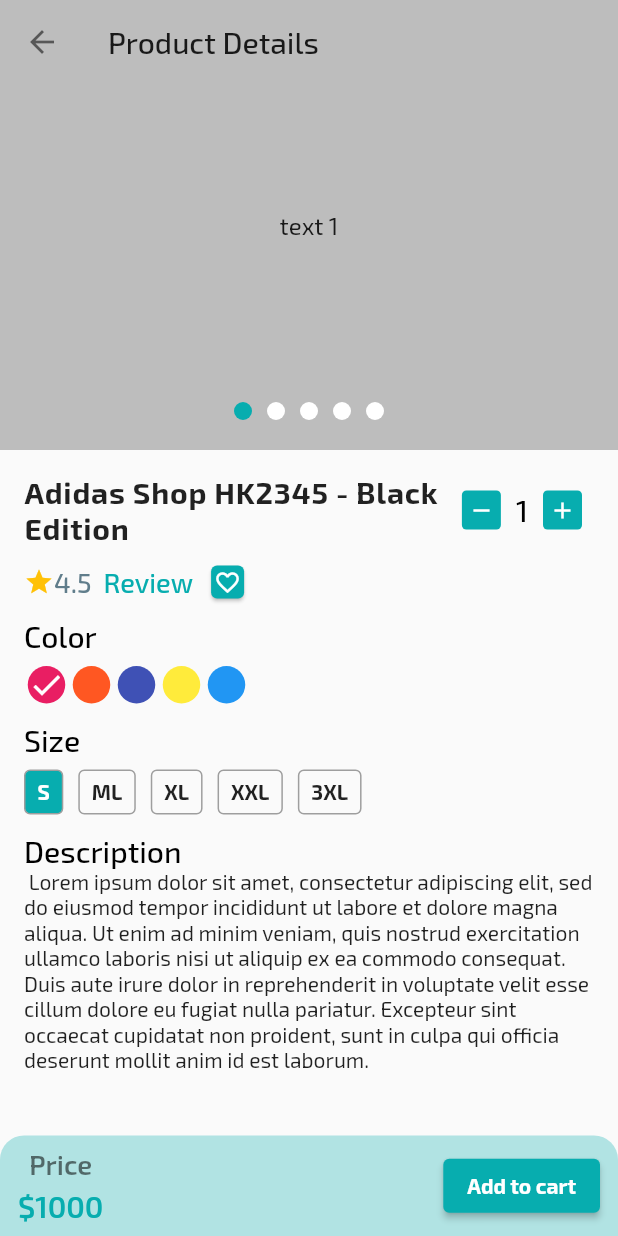
After one commit to faisal-fardin/ecommerce_app, a Flutter app: the ProductDetails screen opened directly, on a phone screen of 412 x 824 dp. The commit adds this screen. Run offline on Flutter 3.47's test engine with Material 2 defaults, Android fonts, the phone set to English and light mode, and no system bars; drawn by our look-alikes of carousel_slider; our stand-ins replace flutter_svg, get, google_fonts, pin_code_fields; network calls fail.

Commit message:
custom stepper and product details screen has been added

```diff
--- /dev/null
+++ b/lib/presentation/ui/screens/auth/product_details_screen.dart
@@ -0,0 +1,278 @@
+import 'package:flutter/material.dart';
+
+import '../../utility/app_color.dart';
+import '../../widgets/custom_stepper.dart';
+import '../../widgets/home/product_screen_slider.dart';
+
+class ProductDetails extends StatefulWidget {
+  const ProductDetails({super.key});
+
+  @override
+  State<ProductDetails> createState() => _ProductDetailsState();
+}
+
+class _ProductDetailsState extends State<ProductDetails> {
+  List<Color> colors = [
+    Colors.pink,
+    Colors.deepOrange,
+    Colors.indigo,
+    Colors.yellow,
+    Colors.blue,
+  ];
+
+  List<String> sizes = [
+    'S',
+    'M'
+        'L',
+    'XL',
+    'XXL',
+    '3XL',
+  ];
+
+  int _selectedColor = 0;
+  int _selectedSize = 0;
+
+  @override
+  Widget build(BuildContext context) {
+    return Scaffold(
+      body: SafeArea(
+        child: Column(
+          children: [
+            Stack(
+              children: [
+                const ProductScreenSlider(),
+                AppBar(
+                  title: const Text(
+                    'Product Details',
+                    style: TextStyle(color: Colors.black87, fontSize: 20),
+                  ),
+                  leading: const BackButton(
+                    color: Colors.black54,
+                  ),
+                  backgroundColor: Colors.transparent,
+                  elevation: 0,
+                ),
+              ],
+            ),
+            Expanded(
+              child: SingleChildScrollView(
+                child: Padding(
+                  padding: const EdgeInsets.all(16.0),
+                  child: Column(
+                    crossAxisAlignment: CrossAxisAlignment.start,
+                    children: [
+                      Row(
+                        children: [
+                          const Expanded(
+                              child: Text(
+                            'Adidas Shop HK2345 - Black Edition',
+                            style: TextStyle(
+                                fontSize: 20,
+                                fontWeight: FontWeight.w700,
+                                letterSpacing: 0.5),
+                          )),
+                          CustomStepper(
+                            lowerLimit: 1,
+                            upperLimit: 10,
+                            stepValue: 1,
+                            value: 1,
+                            onChange: (newValue) {
+                              print(newValue);
+                            },
+                          ),
+                        ],
+                      ),
+                      Row(
+                        children: [
+                          const Wrap(
+                            crossAxisAlignment: WrapCrossAlignment.center,
+                            children: [
+                              Icon(
+                                Icons.star,
+                                size: 20,
+                                color: Colors.amber,
+                              ),
+                              Text(
+                                '4.5',
+                                style: TextStyle(
+                                    overflow: TextOverflow.ellipsis,
+                                    fontSize: 18,
+                                    fontWeight: FontWeight.w500,
+                                    color: Colors.blueGrey),
+                              ),
+                            ],
+                          ),
+                          TextButton(
+                            onPressed: () {},
+                            child: Text(
+                              'Review',
+                              style: TextStyle(
+                                  fontSize: 18,
+                                  color: AppColor.primaryColor,
+                                  fontWeight: FontWeight.w500),
+                            ),
+                          ),
+                          Card(
+                            color: AppColor.primaryColor,
+                            child: const Padding(
+                              padding: EdgeInsets.all(2.0),
+                              child: Icon(
+                                Icons.favorite_border,
+                                size: 18,
+                                color: Colors.white,
+                              ),
+                            ),
+                          )
+                        ],
+                      ),
+                      const Text(
+                        'Color',
+                        style: TextStyle(
+                            color: Colors.black,
+                            fontSize: 20,
+                            fontWeight: FontWeight.w500),
+                      ),
+                      const SizedBox(
+                        height: 8,
+                      ),
+                      SizedBox(
+                        height: 25,
+                        child: ListView.builder(
+                          scrollDirection: Axis.horizontal,
+                          itemCount: colors.length,
+                          itemBuilder: (context, index) {
+                            return InkWell(
+                              borderRadius: BorderRadius.circular(20),
+                              onTap: () {
+                                _selectedColor = index;
+                                if (mounted) {
+                                  setState(() {});
+                                }
+                              },
+                              child: CircleAvatar(
+                                radius: 15,
+                                backgroundColor: colors[index],
+                                child: _selectedColor == index
+                                    ? const Icon(
+                                        Icons.done,
+                                        color: Colors.white,
+                                      )
+                                    : null,
+                              ),
+                            );
+                          },
+                        ),
+                      ),
+                      const SizedBox(
+                        height: 12,
+                      ),
+                      const Text(
+                        'Size',
+                        style: TextStyle(
+                            color: Colors.black,
+                            fontSize: 20,
+                            fontWeight: FontWeight.w500),
+                      ),
+                      const SizedBox(
+                        height: 8,
+                      ),
+                      SizedBox(
+                        height: 30,
+                        child: ListView.separated(
+                          scrollDirection: Axis.horizontal,
+                          itemCount: sizes.length,
+                          itemBuilder: (context, index) {
+                            return InkWell(
+                                borderRadius: BorderRadius.circular(20),
+                                onTap: () {
+                                  _selectedSize = index;
+                                  if (mounted) {
+                                    setState(() {});
+                                  }
+                                },
+                                child: Container(
+                                  padding:
+                                      const EdgeInsets.symmetric(horizontal: 8),
+                                  decoration: BoxDecoration(
+                                    border: Border.all(color: Colors.grey),
+                                    borderRadius: BorderRadius.circular(4),
+                                    color: _selectedSize == index
+                                        ? AppColor.primaryColor
+                                        : null,
+                                  ),
+                                  alignment: Alignment.center,
+                                  child: Text(
+                                    sizes[index],
+                                    style: TextStyle(
+                                        color: _selectedSize == index
+                                            ? Colors.white
+                                            : null,
+                                        fontWeight: FontWeight.w700),
+                                  ),
+                                ));
+                          },
+                          separatorBuilder: (BuildContext context, int index) {
+                            return const SizedBox(
+                              width: 10,
+                            );
+                          },
+                        ),
+                      ),
+                      const SizedBox(
+                        height: 12,
+                      ),
+                      const Text(
+                        'Description',
+                        style: TextStyle(
+                            color: Colors.black,
+                            fontSize: 20,
+                            fontWeight: FontWeight.w500),
+                      ),
+                      const Text(
+                          ''' Lorem ipsum dolor sit amet, consectetur adipiscing elit, sed do eiusmod tempor incididunt ut labore et dolore magna aliqua. Ut enim ad minim veniam, quis nostrud exercitation ullamco laboris nisi ut aliquip ex ea commodo consequat. Duis aute irure dolor in reprehenderit in voluptate velit esse cillum dolore eu fugiat nulla pariatur. Excepteur sint occaecat cupidatat non proident, sunt in culpa qui officia deserunt mollit anim id est laborum.'''),
+                    ],
+                  ),
+                ),
+              ),
+            ),
+            Container(
+              padding: const EdgeInsets.symmetric(horizontal: 12, vertical: 8),
+              decoration: BoxDecoration(
+                color: AppColor.primaryColor.withOpacity(0.3),
+                borderRadius: const BorderRadius.only(
+                  topLeft: Radius.circular(16),
+                  topRight: Radius.circular(16),
+                )
+              ),
+              child: Row(
+                mainAxisAlignment: MainAxisAlignment.spaceBetween,
+                children: [
+                   Column(
+                    children: [
+                      const Text(
+                        'Price',
+                        style: TextStyle(
+                            fontSize: 18,
+                            fontWeight: FontWeight.w600,
+                            color: Colors.black54),
+                      ),
+                      const SizedBox(height: 5,),
+                      Text('\$1000' ,style: TextStyle(
+                          fontSize: 20,
+                          fontWeight: FontWeight.w600,
+                          color: AppColor.primaryColor),),
+                    ],
+                  ),
+                  ElevatedButton(
+                    onPressed: () {},
+                    child: const Text('Add to cart' , style: TextStyle(fontWeight: FontWeight.w700),),
+                  ),
+                ],
+              ),
+            )
+          ],
+        ),
+      ),
+    );
+  }
+}
--- a/lib/presentation/ui/screens/home_screen.dart
+++ b/lib/presentation/ui/screens/home_screen.dart
@@ -1,4 +1,3 @@
-import 'package:ecommerce/presentation/ui/screens/category_list_screen.dart';
 import 'package:ecommerce/presentation/ui/screens/product_list_screen.dart';
 import 'package:ecommerce/presentation/ui/utility/image_assets.dart';
 import 'package:ecommerce/presentation/ui/widgets/categori_card.dart';
@@ -7,6 +6,7 @@ import 'package:ecommerce/presentation/ui/widgets/product_card.dart';
 import 'package:flutter/material.dart';
 import 'package:flutter_svg/flutter_svg.dart';
 import 'package:get/get.dart';
+import '../../state_holders/main_bottom_nav_controller.dart';
 import '../widgets/home/home_slider.dart';
 import '../widgets/home/section_header.dart';
 
@@ -77,7 +77,7 @@ class _HomeScreenState extends State<HomeScreen> {
               const HomeSlider(),
               SectionHeader(
                 onTap: () {
-                  Get.to(const CategoryListScreen());
+                  Get.find<MainBottomNavController>().changeScreen(1);
                 },
                 title: 'Categories',
               ),
@@ -101,7 +101,7 @@ class _HomeScreenState extends State<HomeScreen> {
                 onTap: () {
                   Get.to(const ProductListScreen());
                 },
-                title: 'Popular',
+                  title: 'Popular',
               ),
               SizedBox(
                 height: 170,
--- /dev/null
+++ b/lib/presentation/ui/widgets/custom_stepper.dart
@@ -0,0 +1,94 @@
+import 'package:flutter/material.dart';
+
+import '../utility/app_color.dart';
+
+@immutable
+class CustomStepper extends StatefulWidget {
+  CustomStepper({
+    super.key,
+    required this.lowerLimit,
+    required this.upperLimit,
+    required this.stepValue,
+    required this.value,
+    required this.onChange,
+  });
+
+  final int lowerLimit;
+  final int upperLimit;
+  final int stepValue;
+  int value;
+  final Function(int) onChange;
+
+  @override
+  _CustomStepperState createState() => _CustomStepperState();
+}
+
+class _CustomStepperState extends State<CustomStepper> {
+  @override
+  Widget build(BuildContext context) {
+    return Container(
+      padding: const EdgeInsets.symmetric(horizontal: 8, vertical: 6),
+      decoration: BoxDecoration(
+          borderRadius: BorderRadius.circular(50)),
+      child: Row(
+        mainAxisAlignment: MainAxisAlignment.center,
+        children: [
+          InkWell(
+            borderRadius: BorderRadius.circular(30),
+            child: Container(
+              padding: const EdgeInsets.all(4),
+              decoration: BoxDecoration(
+                  color: AppColor.primaryColor,
+                  borderRadius: BorderRadius.circular(3)
+              ),
+              child: const Icon(
+                Icons.remove,
+                color: Colors.white,
+                size: 18,
+              ),
+            ),
+            onTap: () {
+              widget.value = widget.value == widget.lowerLimit
+                  ? widget.lowerLimit
+                  : widget.value -= widget.stepValue;
+              widget.onChange(widget.value);
+              setState(() {});
+            },
+          ),
+          Padding(
+            padding: const EdgeInsets.symmetric(horizontal: 10),
+            child: Text(
+              '${widget.value}',
+              style: Theme.of(context).textTheme.titleLarge?.copyWith(
+                color: Colors.black,
+              ),
+              textAlign: TextAlign.center,
+            ),
+          ),
+          InkWell(
+            borderRadius: BorderRadius.circular(30),
+            child: Container(
+              padding: const EdgeInsets.all(4),
+              decoration: BoxDecoration(
+                  color: AppColor.primaryColor,
+                  borderRadius: BorderRadius.circular(3)
+              ),
+              child: const Icon(
+                Icons.add,
+                color: Colors.white,
+                size: 18,
+              ),
+            ),
+            onTap: () {
+              widget.value = widget.value == widget.upperLimit
+                  ? widget.upperLimit
+                  : widget.value += widget.stepValue;
+              widget.onChange(widget.value);
+              setState(() {});
+            },
+          ),
+        ],
+      ),
+    );
+  }
+}
--- /dev/null
+++ b/lib/presentation/ui/widgets/home/product_screen_slider.dart
@@ -0,0 +1,73 @@
+import 'package:carousel_slider/carousel_slider.dart';
+import 'package:ecommerce/presentation/ui/utility/app_color.dart';
+import 'package:flutter/material.dart';
+
+class ProductScreenSlider extends StatefulWidget {
+  const ProductScreenSlider({super.key});
+
+  @override
+  State<ProductScreenSlider> createState() => _ProductScreenSliderState();
+}
+
+class _ProductScreenSliderState extends State<ProductScreenSlider> {
+  final ValueNotifier<int> _selected = ValueNotifier(0);
+
+  @override
+  Widget build(BuildContext context) {
+    return Stack(
+      children: [
+        CarouselSlider(
+          options: CarouselOptions(
+            height: 300.0,
+            autoPlay: true,
+            autoPlayInterval: const Duration(seconds: 2),
+            viewportFraction: 1,
+            onPageChanged: (int page, _) {
+              _selected.value = page;
+            },
+          ),
+          items: [1, 2, 3, 4, 5].map((i) {
+            return Builder(
+              builder: (BuildContext context) {
+                return Container(
+                    width: MediaQuery.of(context).size.width,
+                    decoration:  BoxDecoration(color: Colors.grey.shade400),
+                    alignment: Alignment.center,
+                    child: Text(
+                      'text $i',
+                      style: const TextStyle(fontSize: 16.0),
+                    ));
+              },
+            );
+          }).toList(),
+        ),
+        Positioned(
+          bottom: 20,
+          left: 0,
+          right: 0,
+          child: ValueListenableBuilder(
+            valueListenable: _selected,
+            builder: (context, value, _) {
+              List<Widget> list = [];
+              for (int i = 0; i < 5; i++) {
+                list.add(Container(
+                  width: 12,
+                  height: 12,
+                  margin: const EdgeInsets.symmetric(horizontal: 5),
+                  decoration: BoxDecoration(
+                    borderRadius: BorderRadius.circular(10),
+                    color: value == i ? AppColor.primaryColor : Colors.white,
+                  ),
+                ));
+              }
+              return Row(
+                mainAxisAlignment: MainAxisAlignment.center,
+                children: list,
+              );
+            },
+          ),
+        ),
+      ],
+    );
+  }
+}
--- a/lib/presentation/ui/widgets/product_card.dart
+++ b/lib/presentation/ui/widgets/product_card.dart
@@ -1,6 +1,8 @@
 
+import 'package:ecommerce/presentation/ui/screens/auth/product_details_screen.dart';
 import 'package:ecommerce/presentation/ui/utility/app_color.dart';
 import 'package:flutter/material.dart';
+import 'package:get/get.dart';
 
 
 class ProductCard extends StatelessWidget {
@@ -12,7 +14,12 @@ class ProductCard extends StatelessWidget {
 
   @override
   Widget build(BuildContext context) {
-    return Card(
+    return InkWell(
+      borderRadius: BorderRadius.circular(10),
+      onTap: (){
+        Get.to(const ProductDetails());
+      },
+      child: Card(
         shadowColor: AppColor.primaryColor.withOpacity(.2),
         elevation: 4,
         shape: RoundedRectangleBorder(borderRadius: BorderRadius.circular(8)),
@@ -96,6 +103,7 @@ class ProductCard extends StatelessWidget {
             ],
           ),
         ),
+      ),
     );
   }
 }
```
Lines whose indentation alone changed are shown as unchanged.
